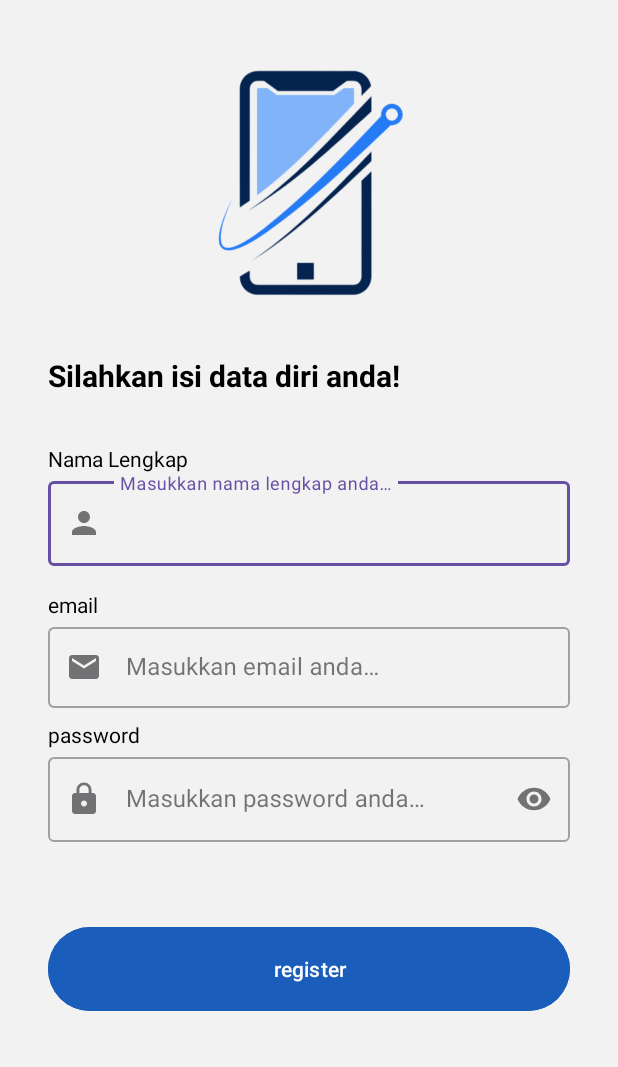
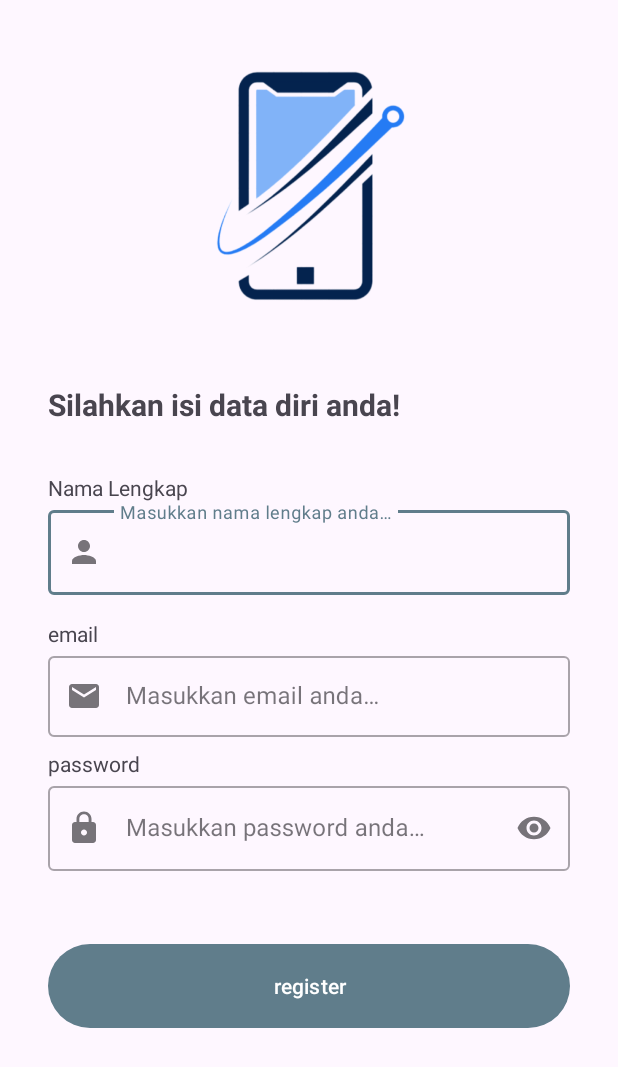
Before and after one commit to RifqiMuafa20/My-Story-App, an Android app: the RegisterActivity screen opened directly, with no data from a screen before it, on a phone screen of 412 x 824 dp. Shown: the top 1067 px of the screen. Run offline under Robolectric (Android 15) with nearby library versions, the phone set to English and light mode, and no system bars; network calls fail.

Commit message:
fix: manage color and theme

```diff
--- a/app/src/main/res/layout/activity_add_story.xml
+++ b/app/src/main/res/layout/activity_add_story.xml
@@ -72,7 +72,7 @@
                 android:ems="10"
                 android:inputType="textMultiLine"
                 android:gravity="top"
-                android:minLines="8"
+                android:minLines="5"
                 android:textColor="@color/abu_gelap"
                 tools:ignore="SpeakableTextPresentCheck" />
 
--- a/app/src/main/res/layout/activity_detail.xml
+++ b/app/src/main/res/layout/activity_detail.xml
@@ -31,7 +31,7 @@
             android:layout_marginHorizontal="20dp"
             android:layout_marginTop="25dp"
             android:layout_toEndOf="@id/img_item_photo"
-            android:fontFamily="sans-serif-condensed-medium"
+            android:fontFamily="sans-serif-black"
             android:maxLines="1"
             android:text="@string/name_story"
             android:textSize="18sp"
@@ -59,7 +59,6 @@
             android:layout_marginBottom="20dp"
             android:fontFamily="sans-serif"
             android:text="@string/story_date"
-            android:textColor="@color/abu_abu"
             android:textSize="11sp"
             app:layout_constraintBottom_toBottomOf="parent"
             app:layout_constraintStart_toStartOf="@+id/storyDescription"
--- a/app/src/main/res/layout/activity_register.xml
+++ b/app/src/main/res/layout/activity_register.xml
@@ -33,10 +33,9 @@
                 android:layout_width="0dp"
                 android:layout_height="wrap_content"
                 android:layout_marginStart="32dp"
-                android:layout_marginTop="32dp"
+                android:layout_marginTop="48dp"
                 android:layout_marginEnd="32dp"
                 android:text="@string/title_signup_page"
-                android:textColor="@color/black"
                 android:textSize="20sp"
                 android:textStyle="bold"
                 app:layout_constraintEnd_toEndOf="parent"
@@ -51,7 +50,6 @@
                 android:layout_marginStart="32dp"
                 android:layout_marginTop="32dp"
                 android:text="@string/name"
-                android:textColor="@color/black"
                 app:layout_constraintStart_toStartOf="parent"
                 app:layout_constraintTop_toBottomOf="@+id/titleTextView" />
 
@@ -74,7 +72,6 @@
                     android:layout_height="wrap_content"
                     android:ems="10"
                     android:paddingStart="48dp"
-                    android:textColor="@color/abu_gelap"
                     android:inputType="text" />
             </com.google.android.material.textfield.TextInputLayout>
 
@@ -85,7 +82,6 @@
                 android:layout_marginStart="32dp"
                 android:layout_marginTop="16dp"
                 android:text="@string/email"
-                android:textColor="@color/black"
                 app:layout_constraintStart_toStartOf="parent"
                 app:layout_constraintTop_toBottomOf="@+id/nameEditTextLayout" />
 
@@ -104,7 +100,6 @@
 
                 <com.google.android.material.textfield.TextInputEditText
                     android:id="@+id/ed_register_email"
-                    android:textColor="@color/abu_gelap"
                     android:layout_width="match_parent"
                     android:layout_height="54dp"
                     android:ems="10"
@@ -119,7 +114,6 @@
                 android:layout_marginStart="32dp"
                 android:layout_marginTop="8dp"
                 android:text="@string/password"
-                android:textColor="@color/black"
                 app:layout_constraintStart_toStartOf="parent"
                 app:layout_constraintTop_toBottomOf="@+id/emailEditTextLayout" />
 
@@ -145,7 +139,6 @@
                     android:layout_height="wrap_content"
                     android:ems="10"
                     android:paddingStart="48dp"
-                    android:textColor="@color/abu_gelap"
                     android:inputType="textPassword" />
             </com.google.android.material.textfield.TextInputLayout>
 
@@ -154,9 +147,8 @@
                 android:layout_width="0dp"
                 android:layout_height="64dp"
                 android:layout_marginStart="32dp"
-                android:layout_marginTop="32dp"
+                android:layout_marginTop="24dp"
                 android:layout_marginEnd="32dp"
-                android:backgroundTint="@color/biru_tua"
                 android:text="@string/signup"
                 app:layout_constraintEnd_toEndOf="parent"
                 app:layout_constraintStart_toStartOf="parent"
--- a/app/src/main/res/layout/item_stories.xml
+++ b/app/src/main/res/layout/item_stories.xml
@@ -60,7 +60,6 @@
             android:fontFamily="sans-serif"
             android:text="@string/story_date"
             android:textSize="11sp"
-            android:textColor="@color/abu_abu"
             card_view:layout_constraintBottom_toBottomOf="parent"
             card_view:layout_constraintStart_toStartOf="@+id/storyDescription"
             card_view:layout_constraintTop_toBottomOf="@+id/storyDescription" />
--- a/app/src/main/res/values-night/themes.xml
+++ b/app/src/main/res/values-night/themes.xml
@@ -1,7 +1,12 @@
 <resources xmlns:tools="http://schemas.android.com/tools">
     <!-- Base application theme. -->
-    <style name="Base.Theme.MyStoryApp" parent="Theme.Material3.DayNight.NoActionBar">
-        <!-- Customize your dark theme here. -->
-        <!-- <item name="colorPrimary">@color/my_dark_primary</item> -->
+    <style name="Base.Theme.MyStoryApp" parent="Theme.Material3.DayNight">
+        <item name="colorPrimary">@color/gray_light</item>
+        <item name="colorPrimaryVariant">@color/gray</item>
+        <item name="colorOnPrimary">@color/black</item>
+
+        <item name="colorSecondary">@color/orange_light</item>
+        <item name="colorSecondaryVariant">@color/orange_light</item>
+        <item name="colorOnSecondary">@color/black</item>
     </style>
 </resources>
--- a/app/src/main/res/values/colors.xml
+++ b/app/src/main/res/values/colors.xml
@@ -12,4 +12,11 @@
     <color name="abu_terang">#f2f2f2</color>
     <color name="abu_gelap">#1c1c1c</color>
     <color name="abu_abu">#707070</color>
+    <color name="gray">#607D8B</color>
+    <color name="gray_light">#B0BEC5</color>
+    <color name="gray_dark">#455A64</color>
+    <color name="orange">#FF5722</color>
+    <color name="orange_light">#FFAB91</color>
+    <color name="orange_dark">#E64A19</color>
+    <color name="colorSubtitle">#757575</color>
 </resources>
--- a/app/src/main/res/values/themes.xml
+++ b/app/src/main/res/values/themes.xml
@@ -1,13 +1,12 @@
 <resources xmlns:tools="http://schemas.android.com/tools">
     <!-- Base application theme. -->
     <style name="Base.Theme.MyStoryApp" parent="Theme.Material3.DayNight">
-        <item name="android:colorPrimary">@color/biru_muda</item>
-        <item name="android:textColorPrimary">@color/white</item>
-        <item name="android:colorSecondary">@color/orange_terang</item>
-        <item name="android:textColorSecondary">@color/white</item>
-        <item name="android:colorAccent">@color/orange_terang</item>
-        <item name="android:textColorTertiary">@color/black</item>
-        <item name="android:colorBackground">@color/abu_terang</item>
-        <item name="android:textColor">@color/black</item>
+        <item name="colorPrimary">@color/gray</item>
+        <item name="colorPrimaryVariant">@color/gray_dark</item>
+        <item name="colorOnPrimary">@color/white</item>
+        <!-- Secondary brand color. -->
+        <item name="colorSecondary">@color/orange_light</item>
+        <item name="colorSecondaryVariant">@color/orange_dark</item>
+        <item name="colorOnSecondary">@color/black</item>
     </style>
 </resources>
```
Also changed, not shown: app/src/main/res/layout/activity_login.xml (+2 -7 lines), app/src/main/res/layout/activity_welcome.xml (+3 -5 lines), app/src/main/res/drawable/app_logo_background.png (added).
